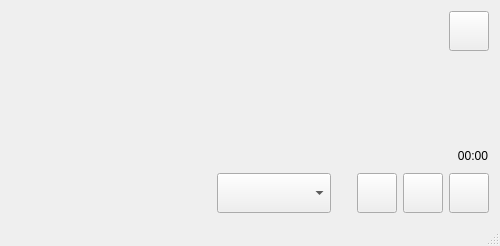
This is src/mainwindow.ui in zonyitoo/doubanfm-qt as Qt 5 draws it before an edit. The edited form follows.
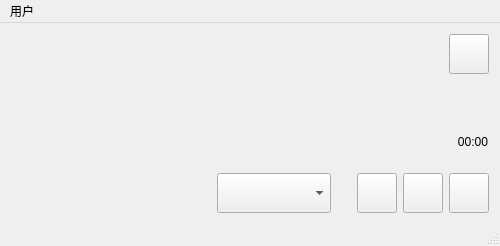
This is the edited form. Custom widgets are drawn as their Qt base class.

```diff
--- a/src/mainwindow.ui
+++ b/src/mainwindow.ui
@@ -57,6 +57,9 @@
     </item>
     <item row="0" column="1">
      <layout class="QVBoxLayout" name="verticalLayout">
+      <property name="spacing">
+       <number>0</number>
+      </property>
       <item>
        <layout class="QHBoxLayout" name="horizontalLayout_2">
         <item>
@@ -190,6 +193,29 @@
         <property name="spacing">
          <number>0</number>
         </property>
+        <item>
+         <widget class="Phonon::SeekSlider" name="seekSlider"/>
+        </item>
+        <item>
+         <layout class="QHBoxLayout" name="horizontalLayout_3">
+          <item>
+           <spacer name="horizontalSpacer">
+            <property name="orientation">
+             <enum>Qt::Horizontal</enum>
+            </property>
+            <property name="sizeHint" stdset="0">
+             <size>
+              <width>40</width>
+              <height>20</height>
+             </size>
+            </property>
+           </spacer>
+          </item>
+          <item>
+           <widget class="Phonon::VolumeSlider" name="volumeSlider"/>
+          </item>
+         </layout>
+        </item>
        </layout>
       </item>
       <item>
@@ -307,10 +333,29 @@
      <height>26</height>
     </rect>
    </property>
+   <widget class="QMenu" name="menu">
+    <property name="title">
+     <string>用户</string>
+    </property>
+    <addaction name="authAction"/>
+   </widget>
+   <addaction name="menu"/>
   </widget>
   <widget class="QStatusBar" name="statusBar"/>
  </widget>
  <layoutdefault spacing="6" margin="11"/>
+ <customwidgets>
+  <customwidget>
+   <class>Phonon::SeekSlider</class>
+   <extends>QWidget</extends>
+   <header location="global">phonon/seekslider.h</header>
+  </customwidget>
+  <customwidget>
+   <class>Phonon::VolumeSlider</class>
+   <extends>QWidget</extends>
+   <header location="global">phonon/volumeslider.h</header>
+  </customwidget>
+ </customwidgets>
  <resources/>
  <connections/>
 </ui>
```
Left out of the diff: 10 changed lines with no effect on the pictures.
